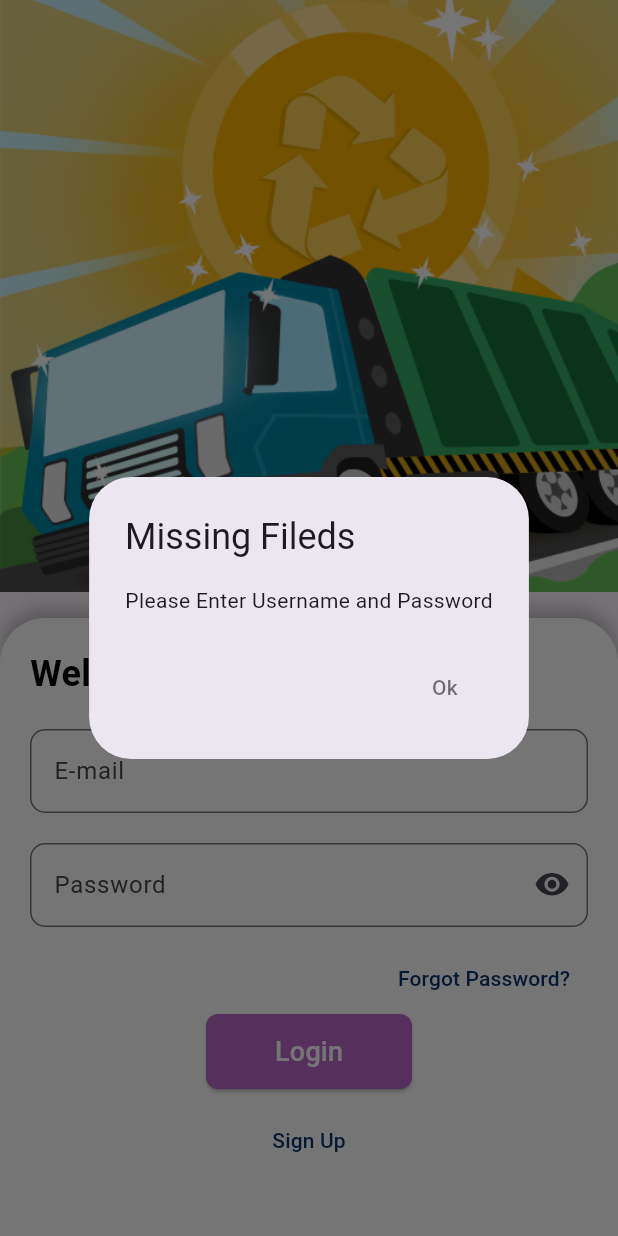
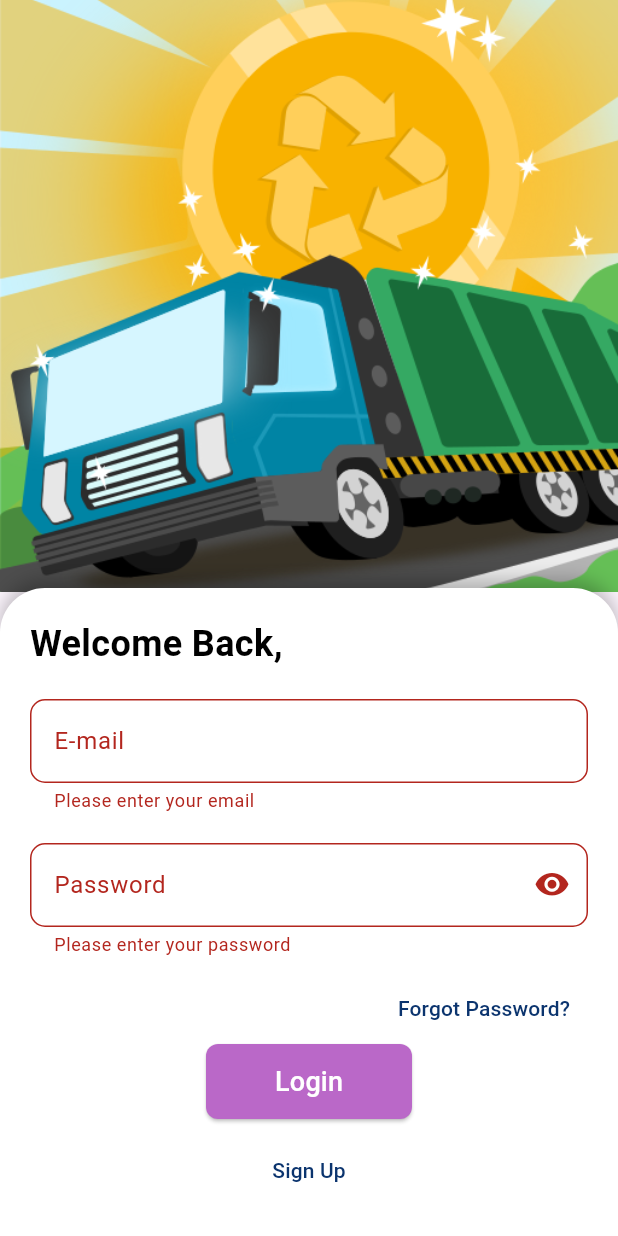
Before and after one commit to Mz10625/TrashTrack, a Flutter app: the screen it shows after launch, after a tap on "Login", on a phone screen of 412 x 824 dp. Run offline on Flutter 3.47's test engine with Material 3 defaults, Android fonts, the phone set to English and light mode, and no system bars; our stand-ins replace cloud_firestore, firebase_auth, firebase_core, geolocator; missing offline and left inert: mapmyindia_gl; accounts and stored records are empty.

Commit message:
changed the alert dialog method of login page

```diff
--- a/live_location/lib/login.dart
+++ b/live_location/lib/login.dart
@@ -1,11 +1,10 @@
-
 import 'package:flutter/material.dart';
 import 'package:live_location/ActiveVehiclesScreen.dart';
 import 'package:live_location/firebase_operations.dart';
 import 'package:live_location/reset_password.dart';
 import 'signup.dart';
 
-class Login extends StatefulWidget{
+class Login extends StatefulWidget {
   const Login({super.key});
 
   @override
@@ -13,6 +12,7 @@ class Login extends StatefulWidget{
 }
 
 class _LoginState extends State<Login> {
+  final _formKey = GlobalKey<FormState>();
   bool _passwordVisible = false;
   TextEditingController pass = TextEditingController();
   TextEditingController email = TextEditingController();
@@ -20,7 +20,15 @@ class _LoginState extends State<Login> {
   @override
   Widget build(BuildContext context) {
     return Scaffold(
-      body: Stack(
+      body: LayoutBuilder(
+        builder: (context, constraints) {
+          return SingleChildScrollView(
+            child: ConstrainedBox(
+              constraints: BoxConstraints(
+                minHeight: constraints.maxHeight,
+              ),
+              child: IntrinsicHeight(
+                child: Stack(
                   children: [
                     Positioned(
                       top: -50,
@@ -39,7 +47,6 @@ class _LoginState extends State<Login> {
                     Align(
                       alignment: Alignment.bottomCenter,
                       child: Container(
-              height: MediaQuery.of(context).size.height * 0.5,
                         padding: const EdgeInsets.all(20),
                         decoration: const BoxDecoration(
                           color: Colors.white,
@@ -52,7 +59,10 @@ class _LoginState extends State<Login> {
                             ),
                           ],
                         ),
+                        child: Form(
+                          key: _formKey,
                           child: Column(
+                            mainAxisSize: MainAxisSize.min,
                             crossAxisAlignment: CrossAxisAlignment.start,
                             children: [
                               const Text(
@@ -64,44 +74,64 @@ class _LoginState extends State<Login> {
                                 ),
                               ),
                               const SizedBox(height: 20),
-                  TextField(
+                              TextFormField(
+                                controller: email,
                                 decoration: InputDecoration(
                                   labelText: 'E-mail',
                                   border: OutlineInputBorder(
                                     borderRadius: BorderRadius.circular(10),
                                   ),
                                 ),
-                    controller: email,
+                                validator: (value) {
+                                  if (value == null || value.isEmpty) {
+                                    return 'Please enter your email';
+                                  } else if (!RegExp(r'^[^@]+@[^@]+\.[^@]+').hasMatch(value)) {
+                                    return 'Please enter a valid email';
+                                  }
+                                  return null;
+                                },
                               ),
                               const SizedBox(height: 20),
-                  TextField(
+                              TextFormField(
+                                controller: pass,
                                 obscureText: !_passwordVisible,
                                 decoration: InputDecoration(
                                   labelText: 'Password',
                                   border: OutlineInputBorder(
                                     borderRadius: BorderRadius.circular(10),
                                   ),
-                      suffixIcon: IconButton(onPressed: ()=>{
-                        setState((){
+                                  suffixIcon: IconButton(
+                                    onPressed: () {
+                                      setState(() {
                                         _passwordVisible = !_passwordVisible;
-                          // password = pass.text;
-                        }),
+                                      });
                                     },
-                        icon: !_passwordVisible ? const Icon(Icons.visibility_rounded) : const Icon(Icons.visibility_off)
+                                    icon: !_passwordVisible
+                                        ? const Icon(Icons.visibility_rounded)
+                                        : const Icon(Icons.visibility_off),
                                   ),
                                 ),
-                    controller: pass,
+                                validator: (value) {
+                                  if (value == null || value.isEmpty) {
+                                    return 'Please enter your password';
+                                  }
+                                  return null;
+                                },
                               ),
                               const SizedBox(height: 10),
                               Align(
                                 alignment: Alignment.centerRight,
                                 child: TextButton(
                                   onPressed: () async {
-                        Navigator.push(context, MaterialPageRoute(builder: (context)=> const ForgotPasswordPage()));
+                                    Navigator.push(
+                                      context,
+                                      MaterialPageRoute(
+                                          builder: (context) => const ForgotPasswordPage()),
+                                    );
                                   },
                                   child: const Text(
                                     'Forgot Password?',
-                        style: TextStyle(color: Color.fromRGBO(11, 52, 110,1)),
+                                    style: TextStyle(color: Color.fromRGBO(11, 52, 110, 1)),
                                   ),
                                 ),
                               ),
@@ -109,81 +139,31 @@ class _LoginState extends State<Login> {
                                 mainAxisAlignment: MainAxisAlignment.center,
                                 children: [
                                   SizedBox(
-                        width: MediaQuery.of(context).size.width/3,
+                                    width: MediaQuery.of(context).size.width / 3,
                                     child: ElevatedButton(
                                       style: ElevatedButton.styleFrom(
                                         backgroundColor: Colors.purple.shade300,
-                            minimumSize: Size(double.infinity, 50),
+                                        minimumSize: const Size(double.infinity, 50),
                                         shape: RoundedRectangleBorder(
                                           borderRadius: BorderRadius.circular(8),
                                         ),
                                       ),
-                          onPressed: ()async {
-                            if(pass.text != "" && email.text != ""){
-                              // int login_success = 1;
-                              int login_success = await login(email.text,pass.text);
-                              if(login_success == 1){
-                                Navigator.push(context, MaterialPageRoute(builder: (context) => ActiveVehiclesScreen()));
-                              }
-                              else if(login_success == -1){
-                                showDialog(
-                                  context: context,
-                                  builder: (context) {
-                                    return AlertDialog(
-                                      title: Text("Network Error"),
-                                      content: Text("Please check your Internet connectivity and try again"),
-                                      actions: [
-                                        TextButton(
-                                            onPressed: () {
-                                              Navigator.pop(context);
-                                            },
-                                            child: Text("Ok")
-                                        ),
-                                      ],
-                                    );
-                                  },
+                                      onPressed: () async {
+                                        if (_formKey.currentState!.validate()) {
+                                          String status = await login(email.text, pass.text);
+                                          if (status == "1") {
+                                            Navigator.push( context, MaterialPageRoute(
+                                                  builder: (context) => const ActiveVehiclesScreen()),
                                             );
                                           }
-                              else{
-                                showDialog(
-                                  context: context,
-                                  builder: (context) {
-                                    return AlertDialog(
-                                      title: Text("Login Failed"),
-                                      content: Text("Incorrect Email or Password"),
-                                      actions: [
-                                        TextButton(
-                                            onPressed: () {
-                                              Navigator.pop(context);
-                                            },
-                                            child: Text("Ok")
+                                          else {
+                                            ScaffoldMessenger.of(context).showSnackBar(
+                                              SnackBar(
+                                                content: Text(status),
+                                                backgroundColor: Colors.red,
                                               ),
-                                      ],
-                                    );
-                                  },
                                             );
                                           }
-                            }
-                            else{
-                              showDialog(
-                                context: context,
-                                builder: (context){
-                                  return AlertDialog(
-                                    title: Text("Missing Fileds"),
-                                    content: Text(
-                                        "Please Enter Username and Password"
-                                    ),
-                                    actions: [
-                                      TextButton(
-                                        onPressed: (){
-                                          Navigator.pop(context) ;
-                                        },
-                                        child: Text("Ok",style: TextStyle(color: Colors.black54),),
-                                      )
-                                    ],
-                                  );
-                                },
-                              );
                                         }
                                       },
                                       child: const Text(
@@ -200,12 +180,13 @@ class _LoginState extends State<Login> {
                                   onPressed: () {
                                     Navigator.push(
                                       context,
-                          MaterialPageRoute(builder: (context) => const SignUp()),
+                                      MaterialPageRoute(
+                                          builder: (context) => const SignUp()),
                                     );
                                   },
                                   child: const Text(
                                     'Sign Up',
-                        style: TextStyle(color: Color.fromRGBO(11, 52, 110,1)),
+                                    style: TextStyle(color: Color.fromRGBO(11, 52, 110, 1)),
                                   ),
                                 ),
                               ),
@@ -213,8 +194,70 @@ class _LoginState extends State<Login> {
                           ),
                         ),
                       ),
+                    ),
                   ],
+                ),
+              ),
+            ),
+          );
+        },
       ),
     );
   }
 }
+
+
+
+// else if (loginSuccess == -1) {
+//   showDialog(
+//     context: context,
+//     builder: (context) {
+//       return AlertDialog(
+//         icon: const Icon(Icons.signal_wifi_statusbar_connected_no_internet_4_outlined, color: Colors.orangeAccent, size: 45,),
+//         title:
+//             const Text(
+//               "Connection error!",
+//               style: TextStyle(fontWeight: FontWeight.w500),
+//               // textAlign: TextAlign.center,
+//             ),
+//         content: const Text(
+//           "Please check your Internet connection and try again",
+//           style: TextStyle(fontSize: 16),
+//           textAlign: TextAlign.center,
+//         ),
+//         actions: [
+//           TextButton(
+//             onPressed: () {
+//               Navigator.pop(context);
+//             },
+//             style: TextButton.styleFrom(
+//               foregroundColor: Colors.blue,
+//             ),
+//             child: const Text("Okay"),
+//           ),
+//         ],
+//         shape: RoundedRectangleBorder(
+//           borderRadius: BorderRadius.circular(15),
+//         ),
+//       );
+//     },
+//   );
+// }
+
+// showDialog(
+//   context: context,
+//   builder: (context) {
+//     return AlertDialog(
+//       title: const Text("Login Failed"),
+//       content: const Text(
+//           "Incorrect Email or Password"),
+//       actions: [
+//         TextButton(
+//             onPressed: () {
+//               Navigator.pop(context);
+//             },
+//             child: const Text("Ok")),
+//       ],
+//     );
+//   },
+// );
--- a/live_location/lib/reset_password.dart
+++ b/live_location/lib/reset_password.dart
@@ -22,8 +22,8 @@ class _ForgotPasswordPageState extends State<ForgotPasswordPage> {
       try {
         await FirebaseAuth.instance.sendPasswordResetEmail(email: _emailController.text.trim());
         ScaffoldMessenger.of(context).showSnackBar(
-          SnackBar(
-            content: const Text('Password reset email sent!'),
+          const SnackBar(
+            content: Text('Password reset email sent!'),
             backgroundColor: Colors.green,
           ),
         );
--- a/live_location/pubspec.yaml
+++ b/live_location/pubspec.yaml
@@ -66,7 +66,7 @@ flutter:
 
   # To add assets to your application, add an assets section, like this:
   assets:
-    - assets/images/kitchen.jpg
+    - assets/images/signup.jpg
     - assets/images/logo.png
     - assets/images/home.png
     - assets/images/login1.png
```
Also changed, not shown: live_location/lib/firebase_operations.dart (+10 -9 lines), live_location/lib/signup.dart (+66 -25 lines), live_location/assets/images/signup.jpg (renamed from live_location/assets/images/kitchen.jpg). Lines whose indentation alone changed are shown as unchanged.
